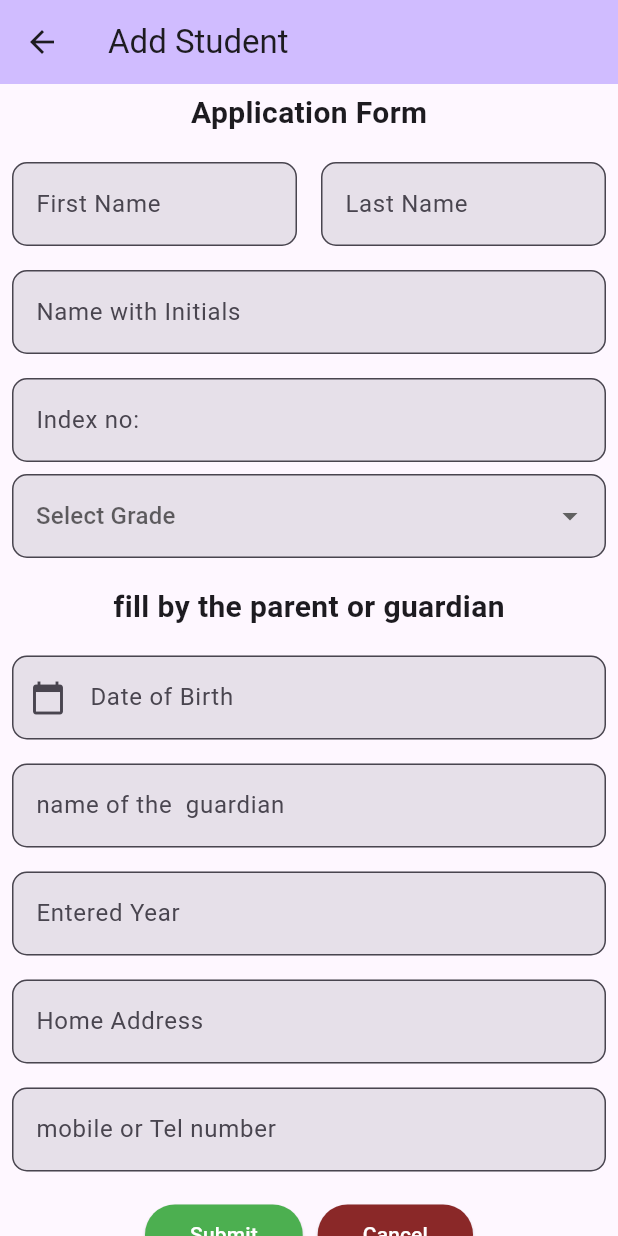
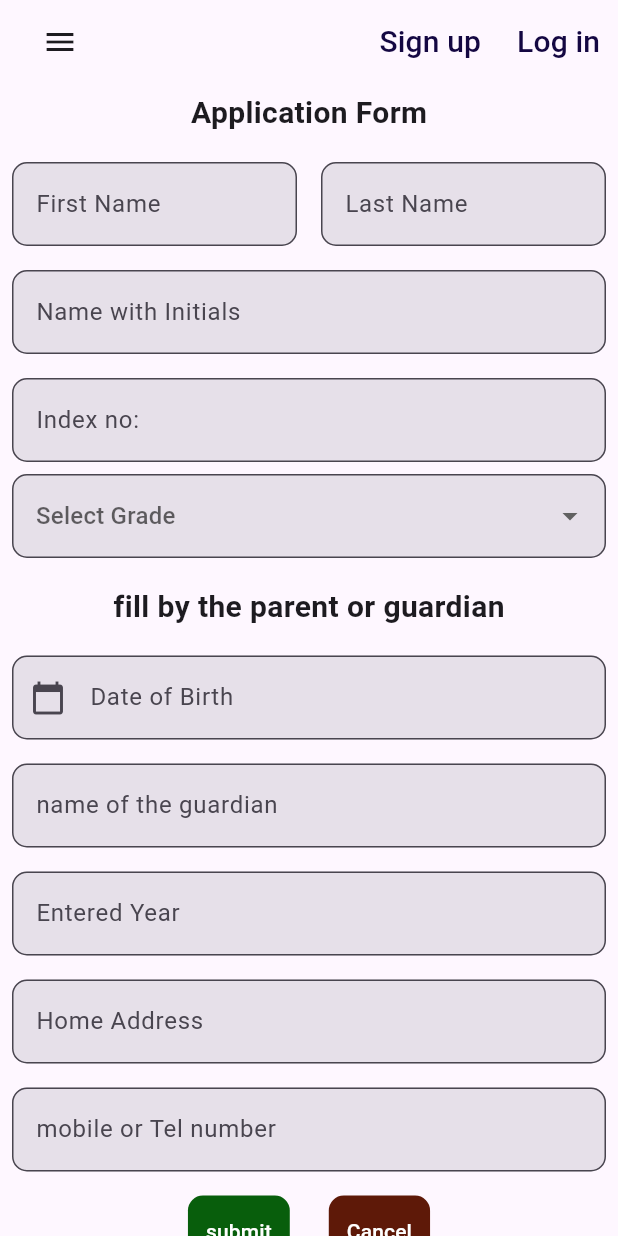
Before and after one commit to KMjanith/competition-app-mobile, a Flutter app: the screen it shows after launch, after a tap on "Add new Student", on a phone screen of 412 x 824 dp. Run offline on Flutter 3.47's test engine with Material 3 defaults, Android fonts, the light colour scheme and no system bars; our stand-ins replace cloud_firestore, firebase_core; accounts and stored records are empty.

Commit message:
completed add student form , neeed to add photo

```diff
--- a/lib/components/buttons/CancelButton.dart
+++ /dev/null
@@ -1,24 +0,0 @@
-import 'package:flutter/material.dart';
-
-class CancelButton extends StatelessWidget {
-  const CancelButton({super.key});
-
-  @override
-  Widget build(BuildContext context) {
-    return ElevatedButton(
-      style: ButtonStyle(
-          padding: MaterialStateProperty.all(
-            const EdgeInsets.symmetric(horizontal: 30),
-          ),
-          backgroundColor:
-              MaterialStatePropertyAll(Color.fromARGB(255, 138, 40, 40))),
-      onPressed: () {
-        print("cancelled");
-      },
-      child: const Text(
-        "Cancel",
-        style: TextStyle(color: Colors.white),
-      ),
-    );
-  }
-}
--- a/lib/components/buttons/SubmitButton.dart
+++ /dev/null
@@ -1,24 +0,0 @@
-import 'package:flutter/material.dart';
-
-class SubmitButton extends StatelessWidget {
-  final Function onPressed;
-  const SubmitButton({super.key, required this.onPressed});
-
-  @override
-  Widget build(BuildContext context) {
-    return ElevatedButton(
-      style: ButtonStyle(
-          padding: MaterialStateProperty.all(
-            EdgeInsets.symmetric(horizontal: 30),
-          ),
-          backgroundColor: MaterialStatePropertyAll(Colors.green)),
-      onPressed: () {
-        onPressed();
-      },
-      child: const Text(
-        "Submit",
-        style: TextStyle(color: Colors.white),
-      ),
-    );
-  }
-}
--- /dev/null
+++ b/lib/components/dataRepo/AppConstants.dart
@@ -0,0 +1,15 @@
+import 'package:flutter/material.dart';
+
+class AppConstants {
+  // Prevent instantiation of the class
+  AppConstants._();
+
+  static const List<DropdownMenuItem<String>> grade = [
+     DropdownMenuItem(value: "grade 1", child: Text("grade 1")),
+     DropdownMenuItem(value: "grade 2", child: Text("grade 2")),
+     DropdownMenuItem(value: "grade 3", child: Text("grade 3")),
+     DropdownMenuItem(value: "grade 4", child: Text("grade 4")),
+     DropdownMenuItem(value: "grade 5", child: Text("grade 5")),
+     DropdownMenuItem(value: "grade 6", child: Text("grade 6")),
+  ];
+}
--- a/lib/components/inputs/DropDownInput.dart
+++ b/lib/components/inputs/DropDownInput.dart
@@ -2,9 +2,8 @@ import 'package:flutter/material.dart';
 
 class DropDownInput extends StatefulWidget {
   final List<DropdownMenuItem<String>> itemList;
-
-  const DropDownInput({Key? key, required this.itemList}) : super(key: key);
-
+  final ValueChanged<String?> onChanged;
+  const DropDownInput({Key? key, required this.itemList, required this.onChanged}) : super(key: key);
   @override
   _DropDownInputState createState() => _DropDownInputState();
 }
@@ -15,7 +14,7 @@ class _DropDownInputState extends State<DropDownInput> {
   @override
   Widget build(BuildContext context) {
     return Padding(
-      padding: const EdgeInsets.only(right:8.0, left: 8.0, bottom: 8.0),
+      padding: const EdgeInsets.only(right: 8.0, left: 8.0, bottom: 8.0),
       child: DropdownButtonFormField<String>(
         decoration: const InputDecoration(
           filled: true,
@@ -30,6 +29,7 @@ class _DropDownInputState extends State<DropDownInput> {
           setState(() {
             selectedItem = newValue;
           });
+          widget.onChanged(newValue);
         },
       ),
     );
--- a/lib/components/inputs/Inputs.dart
+++ b/lib/components/inputs/Inputs.dart
@@ -2,13 +2,17 @@ import "package:flutter/material.dart";
 
 class InputField extends StatelessWidget {
   final String labelText;
-  const InputField({super.key, required this.labelText});
+  final TextEditingController controller;
+  final TextInputType keyboardType;
+  const InputField(
+      {super.key, required this.labelText, required this.controller, required this.keyboardType});
 
   @override
   Widget build(BuildContext context) {
     return Padding(
       padding: const EdgeInsets.all(8.0),
-        child: TextField(
+      child: TextFormField(
+        keyboardType: keyboardType,
         decoration: InputDecoration(
           hoverColor: Colors.red,
           filled: true,
@@ -17,8 +21,8 @@ class InputField extends StatelessWidget {
           labelText: labelText,
           hintText: "Enter $labelText",
         ),
+        controller: controller,
       ),
-
     );
   }
 }
--- a/lib/main.dart
+++ b/lib/main.dart
@@ -37,13 +37,19 @@ class _MyHomePageState extends State<MyHomePage> {
   Widget build(BuildContext context) {
     return Scaffold(
       appBar: AppBar(
-        backgroundColor: Theme.of(context).colorScheme.inversePrimary,
-        title: const Text("Student Management System"),
+        title: IconButton(
+          onPressed: () {},
+          icon: const Icon(Icons.menu),
+        ),
+        actions: [
+          TextButton(onPressed: (){}, child: Text("Sign up", style: TextStyle(color: Color.fromARGB(255, 20, 7, 66), fontSize: 20))),
+          TextButton(onPressed: (){}, child: Text("Log in", style: TextStyle(color: Color.fromARGB(255, 20, 7, 66), fontSize: 20)))
+        ],
       ),
       body: const Center(
+        child: SingleChildScrollView(
           child: Column(
             children: [
-            SizedBox(height: 50),
               Row(
                 mainAxisAlignment: MainAxisAlignment.spaceEvenly,
                 crossAxisAlignment: CrossAxisAlignment.center,
@@ -65,6 +71,7 @@ class _MyHomePageState extends State<MyHomePage> {
             ],
           ),
         ),
+      ),
     );
   }
 }
--- a/lib/pages/addStudent/AddStudent.dart
+++ b/lib/pages/addStudent/AddStudent.dart
@@ -1,10 +1,9 @@
-import 'package:competition_app/components/buttons/CancelButton.dart';
-import 'package:competition_app/components/buttons/SubmitButton.dart';
+import 'package:cloud_firestore/cloud_firestore.dart';
+import 'package:competition_app/components/dataRepo/AppConstants.dart';
 import 'package:competition_app/components/inputs/DatePickerInput.dart';
 import 'package:flutter/material.dart';
 import '../../components/inputs/DropDownInput.dart';
 import '../../components/inputs/Inputs.dart';
-import 'package:http/http.dart' as http;
 
 class AddStudent extends StatefulWidget {
   const AddStudent({Key? key}) : super(key: key);
@@ -15,27 +14,45 @@ class AddStudent extends StatefulWidget {
 
 class _AddStudentState extends State<AddStudent> {
   late TextEditingController _dateController;
+  late TextEditingController firstName;
+  late TextEditingController lastName;
+  late TextEditingController nameWithInitials;
+  late TextEditingController indexNo;
+  late TextEditingController birthDay;
+  late TextEditingController guardianName;
+  late TextEditingController enteredYear;
+  late TextEditingController homeAddress;
+  late TextEditingController mobileNumber;
+  String? selectedGrade;
 
   @override
   void initState() {
     super.initState();
     _dateController = TextEditingController();
+    firstName = TextEditingController();
+    lastName = TextEditingController();
+    nameWithInitials = TextEditingController();
+    indexNo = TextEditingController();
+    birthDay = TextEditingController();
+    guardianName = TextEditingController();
+    enteredYear = TextEditingController();
+    homeAddress = TextEditingController();
+    mobileNumber = TextEditingController();
   }
 
   @override
   void dispose() {
     _dateController.dispose();
+    firstName.dispose();
+    lastName.dispose();
+    nameWithInitials.dispose();
+    indexNo.dispose();
+    birthDay.dispose();
+    guardianName.dispose();
+    enteredYear.dispose();
+    homeAddress.dispose();
+    mobileNumber.dispose();
     super.dispose();
-  }
-
-  postData() async {
-    try {
-      var response = await http.post(Uri.parse("http://localhost:8080/create"),
-          body: {"id": '2', "name": 'ravindu', "age": '25'});  //all fields in a http request should be in string
-      print(response.body);
-    } catch (e) {
-      print(e);
-    }
   }
 
   Future<void> _selectDate() async {
@@ -48,29 +65,119 @@ class _AddStudentState extends State<AddStudent> {
 
     if (picked != null && picked != DateTime.now()) {
       setState(() {
-        _dateController.text = picked
-            .toString()
-            .split(' ')[0]; // Update controller with selected date
+        _dateController.text = picked.toString().split(' ')[0];
       });
     }
   }
 
-  final List<DropdownMenuItem<String>> grade = [
-    const DropdownMenuItem(value: "grade 1", child: Text("grade 1")),
-    const DropdownMenuItem(value: "grade 2", child: Text("grade 2")),
-    const DropdownMenuItem(value: "grade 3", child: Text("grade 3")),
-    const DropdownMenuItem(value: "grade 4", child: Text("grade 4")),
-    const DropdownMenuItem(value: "grade 5", child: Text("grade 5")),
-    const DropdownMenuItem(value: "grade 6", child: Text("grade 6")),
-  ];
-  String? selectedItem;
+  bool validator() {
+    if (firstName.text.isEmpty ||
+        lastName.text.isEmpty ||
+        nameWithInitials.text.isEmpty ||
+        indexNo.text.isEmpty && indexNo.text.length <= 5||
+        selectedGrade == null ||
+        _dateController.text.isEmpty ||
+        guardianName.text.isEmpty ||
+        enteredYear.text.isEmpty ||
+        homeAddress.text.isEmpty ||
+        mobileNumber.text.isEmpty) {
+      return true;
+    }
+    return false;
+  }
+
+  void addStudent() {
+    var db = FirebaseFirestore.instance;
+    if (validator()) {
+      showDialog(
+        context: context,
+        builder: (context) {
+          return AlertDialog(
+            title: const Text("Error"),
+            content: const Text("all field should be filled"),
+            actions: [
+              TextButton(
+                onPressed: () {
+                  Navigator.of(context).pop();
+                },
+                child: const Text("OK"),
+              ),
+            ],
+          );
+        },
+      );
+      return;
+    }
+
+    final student = <String, dynamic>{
+      "firstName": firstName.text,
+      "lastName": lastName.text,
+      "nameWithInitials": nameWithInitials.text,
+      "indexNo": indexNo.text,
+      "shoolGrade": selectedGrade,
+      "birthDay": _dateController.text,
+      "guardianName": guardianName.text,
+      "enteredYear": enteredYear.text,
+      "homeAddress": homeAddress.text,
+      "mobileNumber": mobileNumber.text,
+    };
+
+    db.collection("students").add(student).then((DocumentReference doc) {
+      print("Document snapshot added with ID: ${doc.id}");
+      showDialog(
+        context: context,
+        builder: (context) {
+          return AlertDialog(
+            title: const Text("Success"),
+            content: const Text("Student added successfully"),
+            actions: [
+              TextButton(
+                onPressed: () {
+                  Navigator.of(context).pop();
+                },
+                child: const Text("OK"),
+              ),
+            ],
+          );
+        },
+      );
+
+      firstName.clear();
+      lastName.clear();
+      nameWithInitials.clear();
+      indexNo.clear();
+      birthDay.clear();
+      guardianName.clear();
+      enteredYear.clear();
+      homeAddress.clear();
+      mobileNumber.clear();
+      selectedGrade = '';
+    });
+  }
 
   @override
   Widget build(BuildContext context) {
     return Scaffold(
       appBar: AppBar(
-        backgroundColor: Theme.of(context).colorScheme.inversePrimary,
-        title: const Text("Add Student"),
+        automaticallyImplyLeading: false, // Removes the back arrow
+        title: IconButton(
+          onPressed: () {},
+          icon: const Icon(Icons.menu),
+        ),
+        actions: [
+          TextButton(
+            onPressed: () {},
+            child: const Text("Sign up",
+                style: TextStyle(
+                    color: Color.fromARGB(255, 20, 7, 66), fontSize: 20)),
+          ),
+          TextButton(
+            onPressed: () {},
+            child: const Text("Log in",
+                style: TextStyle(
+                    color: Color.fromARGB(255, 20, 7, 66), fontSize: 20)),
+          ),
+        ],
       ),
       body: SingleChildScrollView(
         child: Column(
@@ -81,49 +188,82 @@ class _AddStudentState extends State<AddStudent> {
               style: TextStyle(fontSize: 20, fontWeight: FontWeight.bold),
             ),
             const SizedBox(height: 10),
-            const Row(
+            Row(
               mainAxisAlignment: MainAxisAlignment.spaceEvenly,
               children: [
-                //first name and last name input fields
-                Expanded(child: InputField(labelText: "First Name")),
-                Expanded(child: InputField(labelText: "Last Name")),
+                Expanded(
+                    child: InputField(
+                        labelText: "First Name", controller: firstName, keyboardType: TextInputType.text)),
+                Expanded(
+                    child: InputField(
+                        labelText: "Last Name", controller: lastName, keyboardType: TextInputType.text)),
               ],
             ),
-            const InputField(labelText: "Name with Initials"),
-            const InputField(labelText: "Index no:"),
-            //grade selector
-            DropDownInput(itemList: grade),
-
+            InputField(
+                labelText: "Name with Initials", controller: nameWithInitials, keyboardType: TextInputType.text),
+            InputField(labelText: "Index no:", controller: indexNo, keyboardType: TextInputType.number),
+            DropDownInput(
+              itemList: AppConstants.grade,
+              onChanged: (value) {
+                setState(() {
+                  selectedGrade = value;
+                });
+              },
+            ),
             const SizedBox(height: 10),
             const Text(
               "fill by the parent or guardian",
               style: TextStyle(fontSize: 20, fontWeight: FontWeight.bold),
             ),
             const SizedBox(height: 10),
-
-            //birthday picker
             DatePickerInput(
                 selectedDate: _selectDate, dateController: _dateController),
-            const InputField(
-                labelText:
-                    "name of the  guardian"), //year that student entered the school
-            const InputField(
-                labelText:
-                    "Entered Year"), //year that student entered the school
-            const InputField(
-                labelText: "Home Address"), //Home address of the student
-            const InputField(
-                labelText:
-                    "mobile or Tel number"), //year that student entered the school
-            const SizedBox(height: 10),
+            InputField(
+                labelText: "name of the guardian", controller: guardianName, keyboardType: TextInputType.text),
+            InputField(labelText: "Entered Year", controller: enteredYear, keyboardType: TextInputType.number),
+            InputField(labelText: "Home Address", controller: homeAddress, keyboardType: TextInputType.text),
+            InputField(
+                labelText: "mobile or Tel number", controller: mobileNumber, keyboardType: TextInputType.phone),
             Row(
               mainAxisAlignment: MainAxisAlignment.center,
               children: [
-                SubmitButton(onPressed: postData),
+                Padding(
+                  padding: const EdgeInsets.all(8.0),
+                  child: Container(
+                    decoration: BoxDecoration(
+                      color: Color.fromARGB(255, 8, 94, 12),
+                      borderRadius: BorderRadius.circular(10),
+                    ),
+                    child: TextButton(
+                      onPressed: addStudent,
+                      child: const Text(
+                        "submit",
+                        style: TextStyle(color: Colors.white),
+                      ),
+                    ),
+                  ),
+                ),
                 const SizedBox(width: 10),
-                const CancelButton(),
+                Padding(
+                  padding: const EdgeInsets.all(8.0),
+                  child: Container(
+                    decoration: BoxDecoration(
+                      color: Color.fromARGB(255, 94, 25, 8),
+                      borderRadius: BorderRadius.circular(10),
+                    ),
+                    child: TextButton(
+                      onPressed: () {
+                        Navigator.of(context).pop();
+                      },
+                      child: const Text(
+                        "Cancel",
+                        style: TextStyle(color: Colors.white),
+                      ),
+                    ),
+                  ),
+                ),
               ],
-            )
+            ),
           ],
         ),
       ),
--- a/pubspec.yaml
+++ b/pubspec.yaml
@@ -30,7 +30,6 @@ environment:
 dependencies:
   flutter:
     sdk: flutter
-  http: ^1.2.1
 
   # The following adds the Cupertino Icons font to your application.
   # Use with the CupertinoIcons class for iOS style icons.
```
Also changed, not shown: lib/model/AddStudentModel.dart (added, +25 -0 lines), pubspec.lock. Lines whose indentation alone changed are shown as unchanged.
